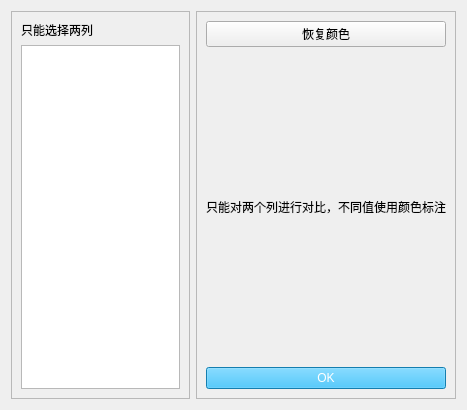
First picture: the form in SciTools/uipopup/uipy/compare_columns.ui, repository xihuyu20000/learn-python, before the edit.
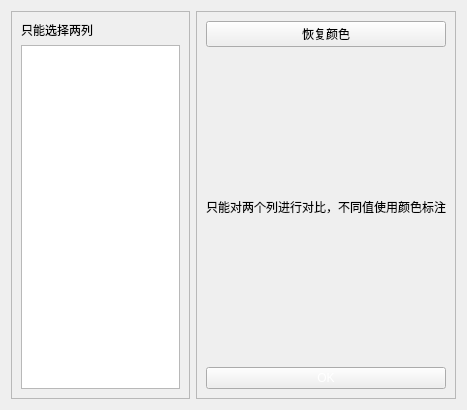
Second picture: the form after the edit.

```diff
--- a/SciTools/uipopup/uipy/compare_columns.ui
+++ b/SciTools/uipopup/uipy/compare_columns.ui
@@ -66,7 +66,9 @@
       <item>
        <widget class="QPushButton" name="btn_ok">
         <property name="styleSheet">
-         <string notr="true">color: rgb(255, 255, 255); background-color: rgb(28, 177, 245);</string>
+                                    <string notr="true">color: rgb(255, 255, 255); background-color: rgb(28, 177,
+                                        245);
+                                    </string>
         </property>
         <property name="text">
          <string>OK</string>
```
Lines whose indentation alone changed are shown as unchanged.
